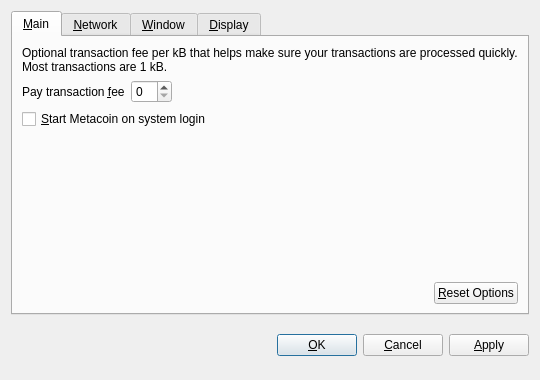
Old version of the form src/qt/forms/optionsdialog.ui in the repository person1029/metacoin.
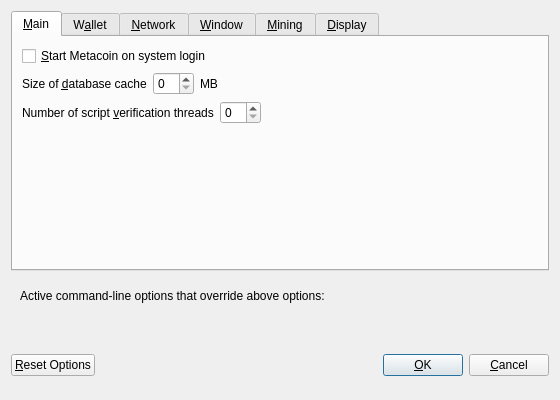
New version of the form. The open tabs and pages were chosen to show the change. Custom widgets are drawn as their Qt base class.

The edit to the form file:
```diff
--- a/src/qt/forms/optionsdialog.ui
+++ b/src/qt/forms/optionsdialog.ui
@@ -6,8 +6,8 @@
    <rect>
     <x>0</x>
     <y>0</y>
-    <width>540</width>
-    <height>380</height>
+    <width>560</width>
+    <height>400</height>
    </rect>
   </property>
   <property name="windowTitle">
@@ -19,9 +19,6 @@
   <layout class="QVBoxLayout" name="verticalLayout">
    <item>
     <widget class="QTabWidget" name="tabWidget">
-     <property name="tabPosition">
-      <enum>QTabWidget::North</enum>
-     </property>
      <property name="currentIndex">
       <number>3</number>
      </property>
@@ -31,6 +28,116 @@
       </attribute>
       <layout class="QVBoxLayout" name="verticalLayout_Main">
        <item>
+        <widget class="QCheckBox" name="bitcoinAtStartup">
+         <property name="toolTip">
+          <string>Automatically start Metacoin after logging in to the system.</string>
+         </property>
+         <property name="text">
+          <string>&amp;Start Metacoin on system login</string>
+         </property>
+        </widget>
+       </item>
+       <item>
+        <layout class="QHBoxLayout" name="horizontalLayout_2_Main">
+         <item>
+          <widget class="QLabel" name="databaseCacheLabel">
+           <property name="text">
+            <string>Size of &amp;database cache</string>
+           </property>
+           <property name="textFormat">
+            <enum>Qt::PlainText</enum>
+           </property>
+           <property name="buddy">
+            <cstring>databaseCache</cstring>
+           </property>
+          </widget>
+         </item>
+         <item>
+          <widget class="QSpinBox" name="databaseCache"/>
+         </item>
+         <item>
+          <widget class="QLabel" name="databaseCacheUnitLabel">
+           <property name="text">
+            <string>MB</string>
+           </property>
+           <property name="textFormat">
+            <enum>Qt::PlainText</enum>
+           </property>
+          </widget>
+         </item>
+         <item>
+          <spacer name="horizontalSpacer_2_Main">
+           <property name="orientation">
+            <enum>Qt::Horizontal</enum>
+           </property>
+           <property name="sizeHint" stdset="0">
+            <size>
+             <width>40</width>
+             <height>20</height>
+            </size>
+           </property>
+          </spacer>
+         </item>
+        </layout>
+       </item>
+       <item>
+        <layout class="QHBoxLayout" name="horizontalLayout_3_Main">
+         <item>
+          <widget class="QLabel" name="threadsScriptVerifLabel">
+           <property name="text">
+            <string>Number of script &amp;verification threads</string>
+           </property>
+           <property name="textFormat">
+            <enum>Qt::PlainText</enum>
+           </property>
+           <property name="buddy">
+            <cstring>threadsScriptVerif</cstring>
+           </property>
+          </widget>
+         </item>
+         <item>
+          <widget class="QSpinBox" name="threadsScriptVerif">
+           <property name="toolTip">
+            <string>(0 = auto, &lt;0 = leave that many cores free)</string>
+           </property>
+          </widget>
+         </item>
+         <item>
+          <spacer name="horizontalSpacer_3_Main">
+           <property name="orientation">
+            <enum>Qt::Horizontal</enum>
+           </property>
+           <property name="sizeHint" stdset="0">
+            <size>
+             <width>40</width>
+             <height>20</height>
+            </size>
+           </property>
+          </spacer>
+         </item>
+        </layout>
+       </item>
+       <item>
+        <spacer name="verticalSpacer_Main">
+         <property name="orientation">
+          <enum>Qt::Vertical</enum>
+         </property>
+         <property name="sizeHint" stdset="0">
+          <size>
+           <width>20</width>
+           <height>40</height>
+          </size>
+         </property>
+        </spacer>
+       </item>
+      </layout>
+     </widget>
+     <widget class="QWidget" name="tabWallet">
+      <attribute name="title">
+       <string>W&amp;allet</string>
+      </attribute>
+      <layout class="QVBoxLayout" name="verticalLayout_Wallet">
+       <item>
         <widget class="QLabel" name="transactionFeeInfoLabel">
          <property name="text">
           <string>Optional transaction fee per kB that helps make sure your transactions are processed quickly. Most transactions are 1 kB.</string>
@@ -44,7 +151,7 @@
         </widget>
        </item>
        <item>
-        <layout class="QHBoxLayout" name="horizontalLayout_1_Main">
+        <layout class="QHBoxLayout" name="horizontalLayout_1_Wallet">
          <item>
           <widget class="QLabel" name="transactionFeeLabel">
            <property name="text">
@@ -77,17 +184,7 @@
         </layout>
        </item>
        <item>
-        <widget class="QCheckBox" name="bitcoinAtStartup">
-         <property name="toolTip">
-          <string>Automatically start Metacoin after logging in to the system.</string>
-         </property>
-         <property name="text">
-          <string>&amp;Start Metacoin on system login</string>
-         </property>
-        </widget>
-       </item>
-       <item>
-        <spacer name="verticalSpacer_Main">
+        <spacer name="verticalSpacer_Wallet">
          <property name="orientation">
           <enum>Qt::Vertical</enum>
          </property>
@@ -100,34 +197,33 @@
         </spacer>
        </item>
        <item>
-        <layout class="QHBoxLayout" name="horizontalLayout_2_Main">
-         <item>
-          <spacer name="horizontalSpacer_2_Main">
-           <property name="orientation">
-            <enum>Qt::Horizontal</enum>
-           </property>
-           <property name="sizeHint" stdset="0">
-            <size>
-             <width>40</width>
-             <height>20</height>
-            </size>
-           </property>
-          </spacer>
-         </item>
-         <item>
-          <widget class="QPushButton" name="resetButton">
-           <property name="toolTip">
-            <string>Reset all client options to default.</string>
-           </property>
-           <property name="text">
-            <string>&amp;Reset Options</string>
-           </property>
-           <property name="autoDefault">
-            <bool>false</bool>
-           </property>
-          </widget>
-         </item>
-        </layout>
+        <widget class="QGroupBox" name="groupBox">
+         <property name="title">
+          <string>Expert</string>
+         </property>
+         <layout class="QVBoxLayout" name="verticalLayout_2">
+          <item>
+           <widget class="QCheckBox" name="coinControlFeatures">
+            <property name="toolTip">
+             <string>Whether to show coin control features or not.</string>
+            </property>
+            <property name="text">
+             <string>Enable coin &amp;control features</string>
+            </property>
+           </widget>
+          </item>
+          <item>
+           <widget class="QCheckBox" name="spendZeroConfChange">
+            <property name="toolTip">
+             <string>If you disable the spending of unconfirmed change, the change from a transaction cannot be used until that transaction has at least one confirmation. This also affects how your balance is computed.</string>
+            </property>
+            <property name="text">
+             <string>&amp;Spend unconfirmed change</string>
+            </property>
+           </widget>
+          </item>
+         </layout>
+        </widget>
        </item>
       </layout>
      </widget>
@@ -300,6 +396,66 @@
        </item>
       </layout>
      </widget>
+     
+     <widget class="QWidget" name="tabMining">
+      <attribute name="title">
+       <string>&amp;Mining</string>
+      </attribute>
+      <layout class="QVBoxLayout" name="verticalLayout_Mining">
+      
+       <item>
+        <widget class="QCheckBox" name="checkboxMiningEnabled">
+         <property name="toolTip">
+          <string>&lt;html&gt;&lt;head/&gt;&lt;body&gt;&lt;p&gt;Whether to enabled Metacoin mining by default.&lt;/p&gt;&lt;/body&gt;&lt;/html&gt;</string>
+         </property>
+         <property name="text">
+          <string>&amp;Mining enabled</string>
+         </property>
+        </widget>
+       </item>
+       
+       <item>
+        <layout class="QHBoxLayout" name="horizontalLayout_2_Mining">        
+         <item>
+          <widget class="QLabel" name="labelMiningProcLimit">
+           <property name="text">
+            <string>&amp;Mining limit:</string>
+           </property>
+           <property name="textFormat">
+            <enum>Qt::PlainText</enum>
+           </property>
+           <property name="buddy">
+            <cstring>comboMiningProcLimit</cstring>
+           </property>
+          </widget>
+         </item>
+         <item>
+          <widget class="QValueComboBox" name="comboMiningProcLimit">
+           <property name="toolTip">
+            <string>Choose the default mining intensity.</string>
+           </property>
+          </widget>
+         </item>
+        </layout>
+       </item>
+       <item>
+        <spacer name="verticalSpacer_Display">
+         <property name="orientation">
+          <enum>Qt::Vertical</enum>
+         </property>
+         <property name="sizeHint" stdset="0">
+          <size>
+           <width>20</width>
+           <height>40</height>
+          </size>
+         </property>
+        </spacer>
+       </item>
+       
+      </layout>
+     </widget>
+     
+     
      <widget class="QWidget" name="tabDisplay">
       <attribute name="title">
        <string>&amp;Display</string>
@@ -380,8 +536,67 @@
      </widget>
     </widget>
    </item>
+   <item>
+    <widget class="QFrame" name="frame">
+     <layout class="QVBoxLayout" name="verticalLayout_Bottom">
+      <item>
+       <layout class="QHBoxLayout" name="horizontalLayout_Bottom">
+        <item>
+         <widget class="QLabel" name="overriddenByCommandLineInfoLabel">
+          <property name="text">
+           <string>Active command-line options that override above options:</string>
+          </property>
+          <property name="textFormat">
+           <enum>Qt::PlainText</enum>
+          </property>
+         </widget>
+        </item>
+        <item>
+         <spacer name="horizontalSpacer_Bottom">
+          <property name="orientation">
+           <enum>Qt::Horizontal</enum>
+          </property>
+          <property name="sizeHint" stdset="0">
+           <size>
+            <width>40</width>
+            <height>20</height>
+           </size>
+          </property>
+         </spacer>
+        </item>
+       </layout>
+      </item>
+      <item>
+       <widget class="QLabel" name="overriddenByCommandLineLabel">
+        <property name="text">
+         <string/>
+        </property>
+        <property name="textFormat">
+         <enum>Qt::PlainText</enum>
+        </property>
+        <property name="wordWrap">
+         <bool>true</bool>
+        </property>
+       </widget>
+      </item>
+     </layout>
+    </widget>
+   </item>
    <item>
     <layout class="QHBoxLayout" name="horizontalLayout_Buttons">
+     <item>
+      <widget class="QPushButton" name="resetButton">
+       <property name="toolTip">
+        <string>Reset all client options to default.</string>
+       </property>
+       <property name="text">
+        <string>&amp;Reset Options</string>
+       </property>
+       <property name="autoDefault">
+        <bool>false</bool>
+       </property>
+      </widget>
+     </item>
      <item>
       <spacer name="horizontalSpacer_1">
        <property name="orientation">
@@ -397,6 +612,12 @@
      </item>
      <item>
       <widget class="QLabel" name="statusLabel">
+       <property name="minimumSize">
+        <size>
+         <width>200</width>
+         <height>0</height>
+        </size>
+       </property>
        <property name="font">
         <font>
          <weight>75</weight>
@@ -444,16 +665,6 @@
        </property>
       </widget>
      </item>
-     <item>
-      <widget class="QPushButton" name="applyButton">
-       <property name="text">
-        <string>&amp;Apply</string>
-       </property>
-       <property name="autoDefault">
-        <bool>false</bool>
-       </property>
-      </widget>
-     </item>
     </layout>
    </item>
   </layout>
@@ -461,19 +672,20 @@
  <customwidgets>
   <customwidget>
    <class>BitcoinAmountField</class>
-   <extends>QSpinBox</extends>
+   <extends>QLineEdit</extends>
    <header>bitcoinamountfield.h</header>
+   <container>1</container>
+  </customwidget>
+  <customwidget>
+   <class>QValidatedLineEdit</class>
+   <extends>QLineEdit</extends>
+   <header>qvalidatedlineedit.h</header>
   </customwidget>
   <customwidget>
    <class>QValueComboBox</class>
    <extends>QComboBox</extends>
    <header>qvaluecombobox.h</header>
   </customwidget>
-  <customwidget>
-   <class>QValidatedLineEdit</class>
-   <extends>QLineEdit</extends>
-   <header>qvalidatedlineedit.h</header>
-  </customwidget>
  </customwidgets>
  <resources/>
  <connections/>
```
Left out of the diff: 56 changed lines with no effect on the pictures.
